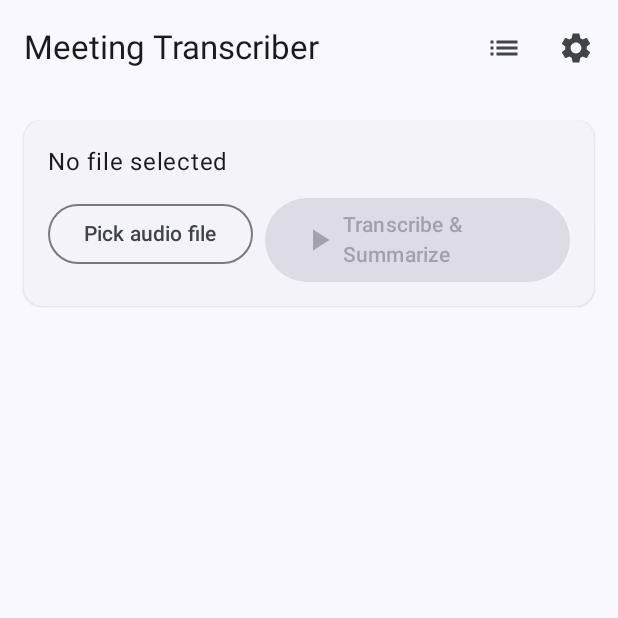
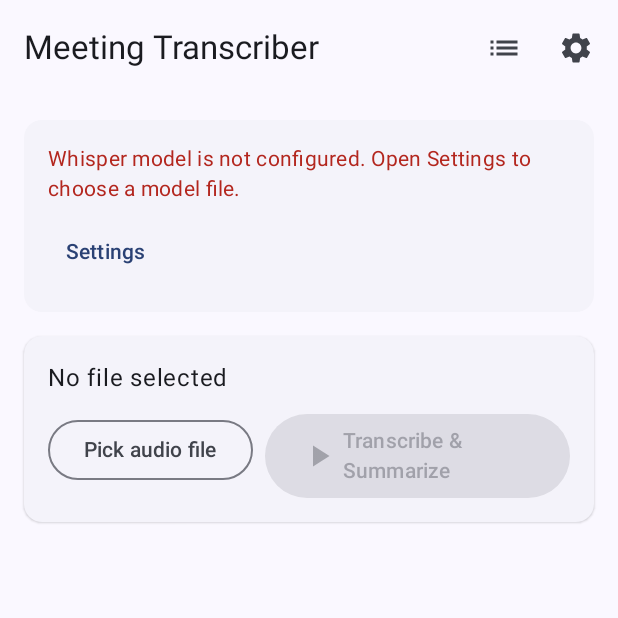
Before and after one commit to Stastyle/Local-Summerizer, an Android app built with Jetpack Compose: the screen it shows after launch (MainActivity), on a phone screen of 412 x 824 dp, the top half of it. Run offline under Robolectric (Android 15) with nearby library versions, the phone set to English and light mode, and no system bars.

Commit message:
Phase 4: export to .md/.txt, share, results actions, config warning
- Exporter builds Markdown or plain-text documents from a meeting record
- Export via SAF CreateDocument with a suggested filename
- Results card gains export buttons alongside copy/share, wrapped in a FlowRow
- Main screen warns when a model is not yet configured and links to Settings

Co-Authored-By: Claude Fable 5 <noreply@anthropic.com>
Claude-Session: https://claude.ai/code/session_013XYVZu9FSD95t816HyNMsM

```diff
--- a/app/src/main/java/com/stastyle/localsummarizer/ui/screens/main/MainScreen.kt
+++ b/app/src/main/java/com/stastyle/localsummarizer/ui/screens/main/MainScreen.kt
@@ -4,6 +4,8 @@ import androidx.activity.compose.rememberLauncherForActivityResult
 import androidx.activity.result.contract.ActivityResultContracts
 import androidx.compose.foundation.layout.Arrangement
 import androidx.compose.foundation.layout.Column
+import androidx.compose.foundation.layout.ExperimentalLayoutApi
+import androidx.compose.foundation.layout.FlowRow
 import androidx.compose.foundation.layout.Row
 import androidx.compose.foundation.layout.Spacer
 import androidx.compose.foundation.layout.fillMaxSize
@@ -40,6 +42,7 @@ import androidx.compose.runtime.Composable
 import androidx.compose.runtime.LaunchedEffect
 import androidx.compose.runtime.getValue
 import androidx.compose.runtime.mutableIntStateOf
+import androidx.compose.runtime.mutableStateOf
 import androidx.compose.runtime.remember
 import androidx.compose.runtime.setValue
 import androidx.compose.ui.Alignment
@@ -54,6 +57,7 @@ import androidx.lifecycle.viewmodel.compose.viewModel
 import android.content.Intent
 import com.stastyle.localsummarizer.R
 import com.stastyle.localsummarizer.domain.PipelineState
+import com.stastyle.localsummarizer.export.Exporter
 import com.stastyle.localsummarizer.ui.AppViewModelProvider
 
 @OptIn(ExperimentalMaterial3Api::class)
@@ -80,6 +84,12 @@ fun MainScreen(
     val audioPicker = rememberLauncherForActivityResult(
         ActivityResultContracts.OpenDocument(),
     ) { uri -> uri?.let(viewModel::onAudioPicked) }
+
+    val exportedMessage = stringResource(R.string.export_done)
+    var exportAsMarkdown by remember { mutableStateOf(true) }
+    val exportPicker = rememberLauncherForActivityResult(
+        ActivityResultContracts.CreateDocument("text/plain"),
+    ) { uri -> uri?.let { viewModel.exportTo(it, exportAsMarkdown, exportedMessage) } }
 
     Scaffold(
         topBar = {
@@ -111,6 +121,30 @@ fun MainScreen(
                 .verticalScroll(rememberScrollState()),
             verticalArrangement = Arrangement.spacedBy(16.dp),
         ) {
+            if (!settings.hasWhisperModel || !settings.hasLlamaModel) {
+                ElevatedCard(modifier = Modifier.fillMaxWidth()) {
+                    Column(
+                        modifier = Modifier.padding(16.dp),
+                        verticalArrangement = Arrangement.spacedBy(8.dp),
+                    ) {
+                        Text(
+                            stringResource(
+                                if (!settings.hasWhisperModel) {
+                                    R.string.error_no_whisper_model
+                                } else {
+                                    R.string.error_no_llama_model
+                                },
+                            ),
+                            style = MaterialTheme.typography.bodyMedium,
+                            color = MaterialTheme.colorScheme.error,
+                        )
+                        TextButton(onClick = onOpenSettings) {
+                            Text(stringResource(R.string.open_settings))
+                        }
+                    }
+                }
+            }
+
             ElevatedCard(modifier = Modifier.fillMaxWidth()) {
                 Column(
                     modifier = Modifier.padding(16.dp),
@@ -160,6 +194,13 @@ fun MainScreen(
                         putExtra(Intent.EXTRA_TEXT, text)
                     }
                     context.startActivity(Intent.createChooser(intent, null))
+                },
+                onExport = { markdown ->
+                    val record = viewModel.currentRecord() ?: return@ResultsSection
+                    exportAsMarkdown = markdown
+                    exportPicker.launch(
+                        Exporter.suggestFileName(record, if (markdown) "md" else "txt"),
+                    )
                 },
             )
         }
@@ -227,11 +268,13 @@ private fun PipelineProgressSection(state: PipelineState) {
     }
 }
 
+@OptIn(ExperimentalLayoutApi::class)
 @Composable
 private fun ResultsSection(
     pipelineState: PipelineState,
     onCopy: (String) -> Unit,
     onShare: (String) -> Unit,
+    onExport: (Boolean) -> Unit,
 ) {
     val transcript: String
     val summary: String
@@ -279,7 +322,7 @@ private fun ResultsSection(
                 modifier = Modifier.padding(16.dp),
                 verticalArrangement = Arrangement.spacedBy(8.dp),
             ) {
-                Row(horizontalArrangement = Arrangement.spacedBy(8.dp)) {
+                FlowRow(horizontalArrangement = Arrangement.spacedBy(8.dp)) {
                     TextButton(onClick = { onCopy(text) }, enabled = text.isNotBlank()) {
                         Text(stringResource(R.string.copy))
                     }
@@ -287,6 +330,13 @@ private fun ResultsSection(
                         Icon(Icons.Default.Share, contentDescription = null)
                         Spacer(Modifier.width(4.dp))
                         Text(stringResource(R.string.share))
+                    }
+                    val isDone = pipelineState is PipelineState.Done
+                    TextButton(onClick = { onExport(true) }, enabled = isDone) {
+                        Text(stringResource(R.string.export_md))
+                    }
+                    TextButton(onClick = { onExport(false) }, enabled = isDone) {
+                        Text(stringResource(R.string.export_txt))
                     }
                 }
                 SelectionContainer {
```
Also changed, not shown: app/src/main/java/com/stastyle/localsummarizer/export/Exporter.kt (added, +45 -0 lines), app/src/main/java/com/stastyle/localsummarizer/ui/screens/main/MainViewModel.kt (+37 -0 lines).
